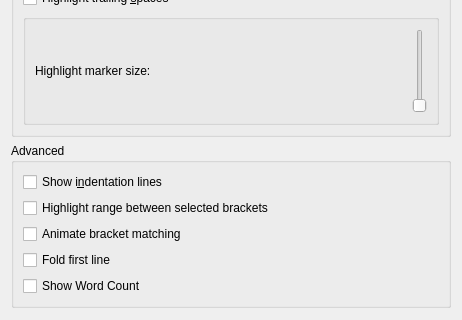
Above: src/dialogs/textareaappearanceconfigwidget.ui from KDE/ktexteditor before the change; both pictures show x 0 to 462 and y 176 to 496 of the 462 by 496 pixel window. Below: the same form after it.
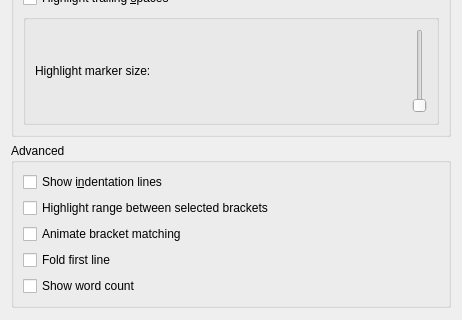
That is the form after the change. Custom widgets are drawn as their Qt base class.

Commit message: Don't use title case for the "show word count" checkbox

```diff
--- a/src/dialogs/textareaappearanceconfigwidget.ui
+++ b/src/dialogs/textareaappearanceconfigwidget.ui
@@ -189,7 +189,7 @@
                   <string>Show/hide word count in status bar</string>
                 </property>
                 <property name="text">
-                  <string>Show Word Count</string>
+                  <string>Show word count</string>
                 </property>
               </widget>
             </item>
```
